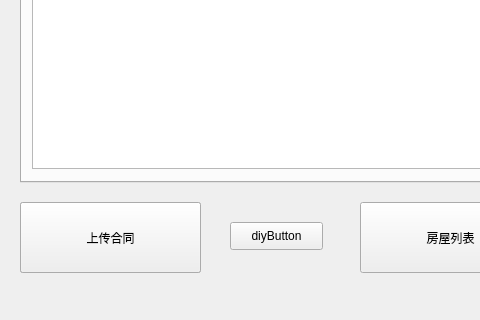
Above: MainLaunch_qt/mainwindow.ui from luohanqing0318/graduation-design before the change; both pictures show x 0 to 480 and y 565 to 885 of the 927 by 885 pixel window. Below: the same form after it.
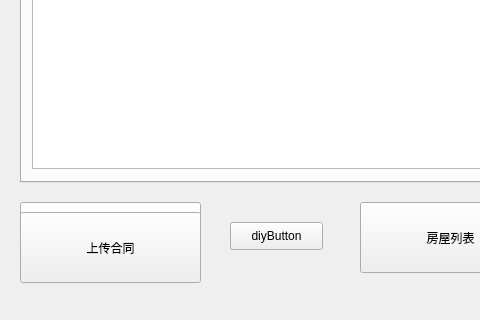
That is the form after the change. Icons and pictures are not drawn. Custom widgets are drawn as their Qt base class.

The edit to the form file:
```diff
--- a/MainLaunch_qt/mainwindow.ui
+++ b/MainLaunch_qt/mainwindow.ui
@@ -246,7 +246,7 @@
     <property name="geometry">
      <rect>
       <x>20</x>
-      <y>750</y>
+      <y>760</y>
       <width>181</width>
       <height>71</height>
      </rect>
```
